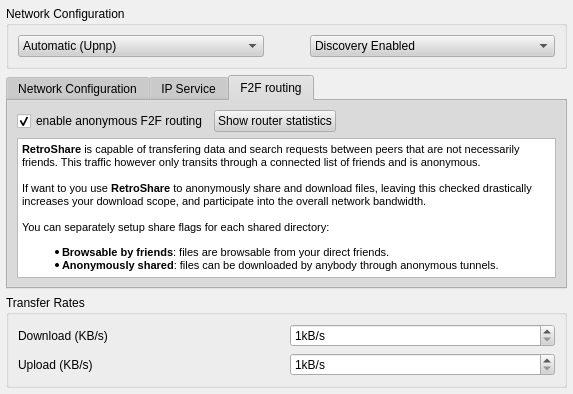
First picture: the form in retroshare-gui/src/gui/settings/ServerPage.ui, repository RetroShare/RetroShare, before the edit.
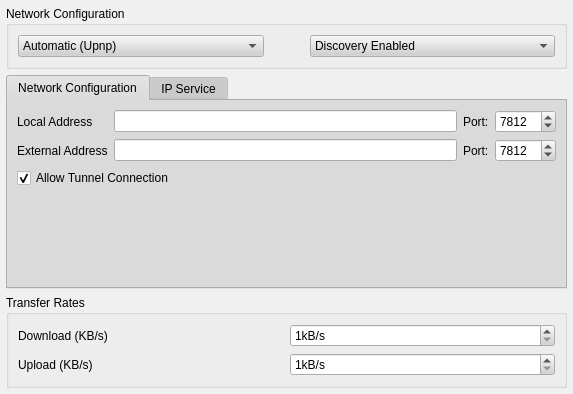
Second picture: the form after the edit. The open tabs and pages were chosen to show the change.

```diff
--- a/retroshare-gui/src/gui/settings/ServerPage.ui
+++ b/retroshare-gui/src/gui/settings/ServerPage.ui
@@ -793,67 +793,6 @@
        </item>
       </layout>
      </widget>
-     <widget class="QWidget" name="tab_3">
-      <attribute name="title">
-       <string>F2F routing</string>
-      </attribute>
-      <layout class="QVBoxLayout" name="verticalLayout_3">
-       <item>
-        <layout class="QHBoxLayout" name="horizontalLayout">
-         <item>
-          <widget class="QCheckBox" name="_enableTurtleCB">
-           <property name="text">
-            <string>enable anonymous F2F routing</string>
-           </property>
-           <property name="checked">
-            <bool>true</bool>
-           </property>
-          </widget>
-         </item>
-         <item>
-          <widget class="QPushButton" name="_showTurtleDialogPB">
-           <property name="text">
-            <string>Show router statistics</string>
-           </property>
-          </widget>
-         </item>
-         <item>
-          <spacer name="horizontalSpacer">
-           <property name="orientation">
-            <enum>Qt::Horizontal</enum>
-           </property>
-           <property name="sizeHint" stdset="0">
-            <size>
-             <width>40</width>
-             <height>20</height>
-            </size>
-           </property>
-          </spacer>
-         </item>
-        </layout>
-       </item>
-       <item>
-        <widget class="QTextEdit" name="textEdit">
-         <property name="readOnly">
-          <bool>true</bool>
-         </property>
-         <property name="html">
-          <string>&lt;!DOCTYPE HTML PUBLIC &quot;-//W3C//DTD HTML 4.0//EN&quot; &quot;http://www.w3.org/TR/REC-html40/strict.dtd&quot;&gt;
-&lt;html&gt;&lt;head&gt;&lt;meta name=&quot;qrichtext&quot; content=&quot;1&quot; /&gt;&lt;style type=&quot;text/css&quot;&gt;
-p, li { white-space: pre-wrap; }
-&lt;/style&gt;&lt;/head&gt;&lt;body style=&quot; font-family:'DejaVu Sans'; font-size:10pt; font-weight:400; font-style:normal;&quot;&gt;
-&lt;p style=&quot; margin-top:0px; margin-bottom:0px; margin-left:0px; margin-right:0px; -qt-block-indent:0; text-indent:0px;&quot;&gt;&lt;span style=&quot; font-family:'Sans'; font-size:8pt; font-weight:600;&quot;&gt;RetroShare&lt;/span&gt;&lt;span style=&quot; font-family:'Sans'; font-size:8pt;&quot;&gt; is capable of transfering data and search requests between peers that are not necessarily friends. This traffic however only transits through a connected list of friends and is anonymous.&lt;/span&gt;&lt;/p&gt;
-&lt;p style=&quot;-qt-paragraph-type:empty; margin-top:0px; margin-bottom:0px; margin-left:0px; margin-right:0px; -qt-block-indent:0; text-indent:0px; font-family:'Sans'; font-size:8pt;&quot;&gt;&lt;/p&gt;
-&lt;p style=&quot; margin-top:0px; margin-bottom:0px; margin-left:0px; margin-right:0px; -qt-block-indent:0; text-indent:0px;&quot;&gt;&lt;span style=&quot; font-family:'Sans'; font-size:8pt;&quot;&gt;If want to you use &lt;/span&gt;&lt;span style=&quot; font-family:'Sans'; font-size:8pt; font-weight:600;&quot;&gt;RetroShare&lt;/span&gt;&lt;span style=&quot; font-family:'Sans'; font-size:8pt;&quot;&gt; to anonymously share and download files, leaving this checked drastically increases your download scope, and participate into the overall network bandwidth. &lt;/span&gt;&lt;/p&gt;
-&lt;p style=&quot;-qt-paragraph-type:empty; margin-top:0px; margin-bottom:0px; margin-left:0px; margin-right:0px; -qt-block-indent:0; text-indent:0px; font-family:'Sans'; font-size:8pt;&quot;&gt;&lt;/p&gt;
-&lt;p style=&quot; margin-top:0px; margin-bottom:0px; margin-left:0px; margin-right:0px; -qt-block-indent:0; text-indent:0px;&quot;&gt;&lt;span style=&quot; font-family:'Sans'; font-size:8pt;&quot;&gt;You can separately setup share flags for each shared directory:&lt;/span&gt;&lt;/p&gt;
-&lt;ul style=&quot;-qt-list-indent: 1;&quot;&gt;&lt;li style=&quot; font-family:'Sans'; font-size:8pt;&quot; style=&quot; margin-top:12px; margin-bottom:0px; margin-left:0px; margin-right:0px; -qt-block-indent:0; text-indent:0px;&quot;&gt;&lt;span style=&quot; font-weight:600;&quot;&gt;Browsable by friends&lt;/span&gt;: files are browsable from your direct friends.&lt;/li&gt;
-&lt;li style=&quot; font-family:'Sans'; font-size:8pt;&quot; style=&quot; margin-top:0px; margin-bottom:12px; margin-left:0px; margin-right:0px; -qt-block-indent:0; text-indent:0px;&quot;&gt;&lt;span style=&quot; font-weight:600;&quot;&gt;Anonymously shared&lt;/span&gt;: files can be downloaded by anybody through anonymous tunnels.&lt;/li&gt;&lt;/ul&gt;&lt;/body&gt;&lt;/html&gt;</string>
-         </property>
-        </widget>
-       </item>
-      </layout>
-     </widget>
     </widget>
    </item>
   </layout>
```
